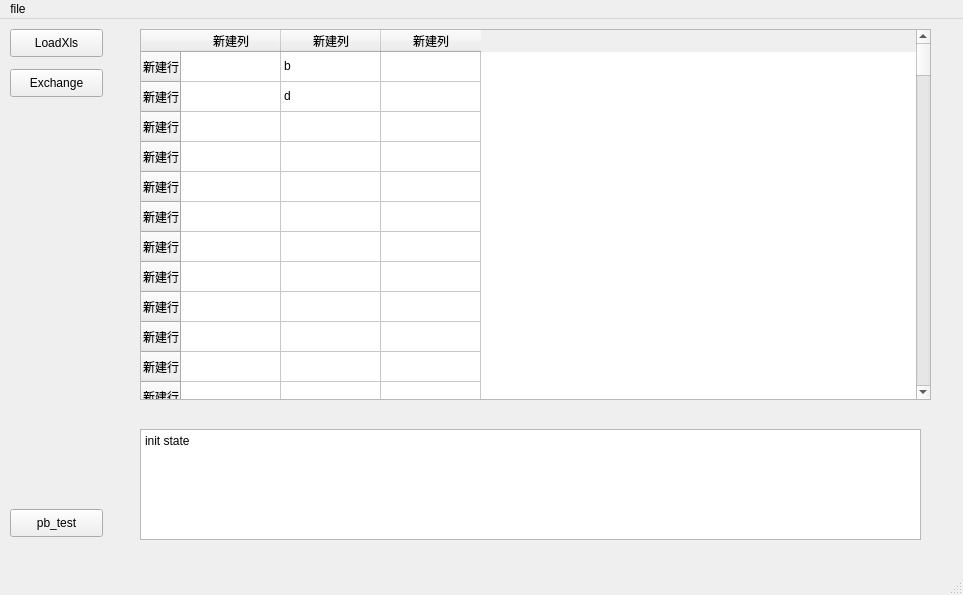
Before: the Qt Designer form ui_main.ui in dubuli/B15_Learn_TestPython, drawn with Qt 5.
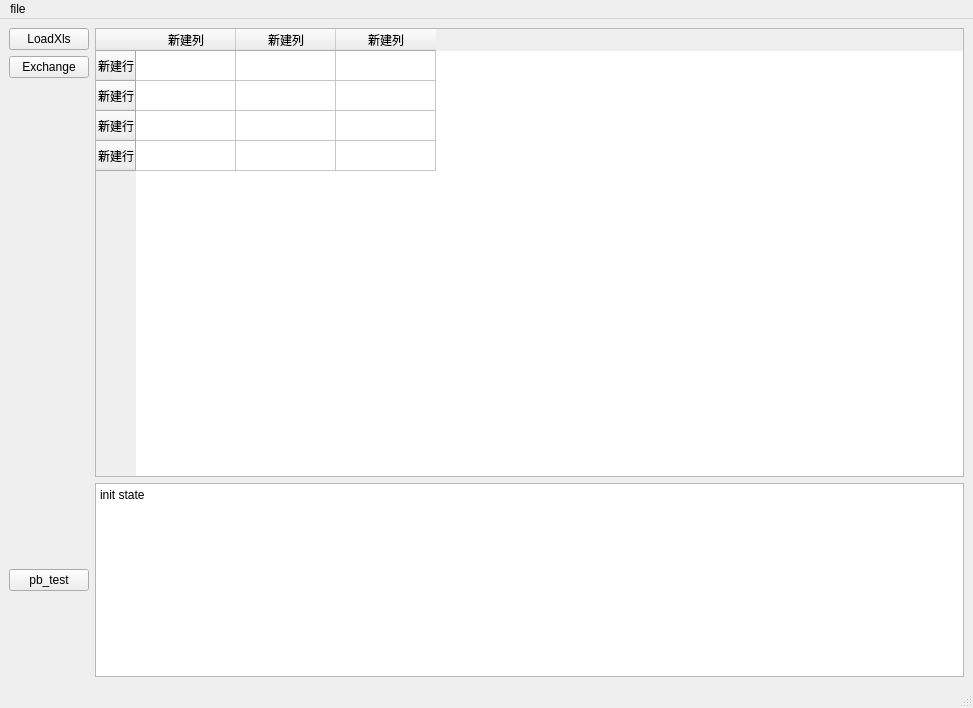
After: the same form once the commit is applied.

The edit to the form file:
```diff
--- a/ui_main.ui
+++ b/ui_main.ui
@@ -6,727 +6,116 @@
    <rect>
     <x>0</x>
     <y>0</y>
-    <width>963</width>
-    <height>595</height>
+    <width>973</width>
+    <height>708</height>
    </rect>
   </property>
   <property name="windowTitle">
    <string>MainWindow</string>
   </property>
   <widget class="QWidget" name="centralwidget">
-   <widget class="QTableWidget" name="tableWidget">
-    <property name="geometry">
-     <rect>
-      <x>140</x>
-      <y>10</y>
-      <width>791</width>
-      <height>371</height>
-     </rect>
-    </property>
-    <row>
-     <property name="text">
-      <string>新建行</string>
-     </property>
-    </row>
-    <row>
-     <property name="text">
-      <string>新建行</string>
-     </property>
-    </row>
-    <row>
-     <property name="text">
-      <string>新建行</string>
-     </property>
-    </row>
-    <row>
-     <property name="text">
-      <string>新建行</string>
-     </property>
-    </row>
-    <row>
-     <property name="text">
-      <string>新建行</string>
-     </property>
-    </row>
-    <row>
-     <property name="text">
-      <string>新建行</string>
-     </property>
-    </row>
-    <row>
-     <property name="text">
-      <string>新建行</string>
-     </property>
-    </row>
-    <row>
-     <property name="text">
-      <string>新建行</string>
-     </property>
-    </row>
-    <row>
-     <property name="text">
-      <string>新建行</string>
-     </property>
-    </row>
-    <row>
-     <property name="text">
-      <string>新建行</string>
-     </property>
-    </row>
-    <row>
-     <property name="text">
-      <string>新建行</string>
-     </property>
-    </row>
-    <row>
-     <property name="text">
-      <string>新建行</string>
-     </property>
-    </row>
-    <row>
-     <property name="text">
-      <string>新建行</string>
-     </property>
-    </row>
-    <row>
-     <property name="text">
-      <string>新建行</string>
-     </property>
-    </row>
-    <row>
-     <property name="text">
-      <string>新建行</string>
-     </property>
-    </row>
-    <row>
-     <property name="text">
-      <string>新建行</string>
-     </property>
-    </row>
-    <row>
-     <property name="text">
-      <string>新建行</string>
-     </property>
-    </row>
-    <row>
-     <property name="text">
-      <string>新建行</string>
-     </property>
-    </row>
-    <row>
-     <property name="text">
-      <string>新建行</string>
-     </property>
-    </row>
-    <row>
-     <property name="text">
-      <string>新建行</string>
-     </property>
-    </row>
-    <row>
-     <property name="text">
-      <string>新建行</string>
-     </property>
-    </row>
-    <row>
-     <property name="text">
-      <string>新建行</string>
-     </property>
-    </row>
-    <row>
-     <property name="text">
-      <string>新建行</string>
-     </property>
-    </row>
-    <row>
-     <property name="text">
-      <string>新建行</string>
-     </property>
-    </row>
-    <row>
-     <property name="text">
-      <string>新建行</string>
-     </property>
-    </row>
-    <row>
-     <property name="text">
-      <string>新建行</string>
-     </property>
-    </row>
-    <row>
-     <property name="text">
-      <string>新建行</string>
-     </property>
-    </row>
-    <row>
-     <property name="text">
-      <string>新建行</string>
-     </property>
-    </row>
-    <row>
-     <property name="text">
-      <string>新建行</string>
-     </property>
-    </row>
-    <row>
-     <property name="text">
-      <string>新建行</string>
-     </property>
-    </row>
-    <row>
-     <property name="text">
-      <string>新建行</string>
-     </property>
-    </row>
-    <row>
-     <property name="text">
-      <string>新建行</string>
-     </property>
-    </row>
-    <row>
-     <property name="text">
-      <string>新建行</string>
-     </property>
-    </row>
-    <row>
-     <property name="text">
-      <string>新建行</string>
-     </property>
-    </row>
-    <row>
-     <property name="text">
-      <string>新建行</string>
-     </property>
-    </row>
-    <row>
-     <property name="text">
-      <string>新建行</string>
-     </property>
-    </row>
-    <row>
-     <property name="text">
-      <string>新建行</string>
-     </property>
-    </row>
-    <row>
-     <property name="text">
-      <string>新建行</string>
-     </property>
-    </row>
-    <row>
-     <property name="text">
-      <string>新建行</string>
-     </property>
-    </row>
-    <row>
-     <property name="text">
-      <string>新建行</string>
-     </property>
-    </row>
-    <row>
-     <property name="text">
-      <string>新建行</string>
-     </property>
-    </row>
-    <row>
-     <property name="text">
-      <string>新建行</string>
-     </property>
-    </row>
-    <row>
-     <property name="text">
-      <string>新建行</string>
-     </property>
-    </row>
-    <row>
-     <property name="text">
-      <string>新建行</string>
-     </property>
-    </row>
-    <row>
-     <property name="text">
-      <string>新建行</string>
-     </property>
-    </row>
-    <row>
-     <property name="text">
-      <string>新建行</string>
-     </property>
-    </row>
-    <row>
-     <property name="text">
-      <string>新建行</string>
-     </property>
-    </row>
-    <row>
-     <property name="text">
-      <string>新建行</string>
-     </property>
-    </row>
-    <row>
-     <property name="text">
-      <string>新建行</string>
-     </property>
-    </row>
-    <row>
-     <property name="text">
-      <string>新建行</string>
-     </property>
-    </row>
-    <row>
-     <property name="text">
-      <string>新建行</string>
-     </property>
-    </row>
-    <row>
-     <property name="text">
-      <string>新建行</string>
-     </property>
-    </row>
-    <row>
-     <property name="text">
-      <string>新建行</string>
-     </property>
-    </row>
-    <row>
-     <property name="text">
-      <string>新建行</string>
-     </property>
-    </row>
-    <row>
-     <property name="text">
-      <string>新建行</string>
-     </property>
-    </row>
-    <row>
-     <property name="text">
-      <string>新建行</string>
-     </property>
-    </row>
-    <row>
-     <property name="text">
-      <string>新建行</string>
-     </property>
-    </row>
-    <row>
-     <property name="text">
-      <string>新建行</string>
-     </property>
-    </row>
-    <row>
-     <property name="text">
-      <string>新建行</string>
-     </property>
-    </row>
-    <row>
-     <property name="text">
-      <string>新建行</string>
-     </property>
-    </row>
-    <row>
-     <property name="text">
-      <string>新建行</string>
-     </property>
-    </row>
-    <row>
-     <property name="text">
-      <string>新建行</string>
-     </property>
-    </row>
-    <row>
-     <property name="text">
-      <string>新建行</string>
-     </property>
-    </row>
-    <row>
-     <property name="text">
-      <string>新建行</string>
-     </property>
-    </row>
-    <row>
-     <property name="text">
-      <string>新建行</string>
-     </property>
-    </row>
-    <row>
-     <property name="text">
-      <string>新建行</string>
-     </property>
-    </row>
-    <row>
-     <property name="text">
-      <string>新建行</string>
-     </property>
-    </row>
-    <row>
-     <property name="text">
-      <string>新建行</string>
-     </property>
-    </row>
-    <row>
-     <property name="text">
-      <string>新建行</string>
-     </property>
-    </row>
-    <row>
-     <property name="text">
-      <string>新建行</string>
-     </property>
-    </row>
-    <row>
-     <property name="text">
-      <string>新建行</string>
-     </property>
-    </row>
-    <row>
-     <property name="text">
-      <string>新建行</string>
-     </property>
-    </row>
-    <row>
-     <property name="text">
-      <string>新建行</string>
-     </property>
-    </row>
-    <row>
-     <property name="text">
-      <string>新建行</string>
-     </property>
-    </row>
-    <row>
-     <property name="text">
-      <string>新建行</string>
-     </property>
-    </row>
-    <row>
-     <property name="text">
-      <string>新建行</string>
-     </property>
-    </row>
-    <row>
-     <property name="text">
-      <string>新建行</string>
-     </property>
-    </row>
-    <row>
-     <property name="text">
-      <string>新建行</string>
-     </property>
-    </row>
-    <row>
-     <property name="text">
-      <string>新建行</string>
-     </property>
-    </row>
-    <row>
-     <property name="text">
-      <string>新建行</string>
-     </property>
-    </row>
-    <row>
-     <property name="text">
-      <string>新建行</string>
-     </property>
-    </row>
-    <row>
-     <property name="text">
-      <string>新建行</string>
-     </property>
-    </row>
-    <row>
-     <property name="text">
-      <string>新建行</string>
-     </property>
-    </row>
-    <row>
-     <property name="text">
-      <string>新建行</string>
-     </property>
-    </row>
-    <row>
-     <property name="text">
-      <string>新建行</string>
-     </property>
-    </row>
-    <row>
-     <property name="text">
-      <string>新建行</string>
-     </property>
-    </row>
-    <row>
-     <property name="text">
-      <string>新建行</string>
-     </property>
-    </row>
-    <row>
-     <property name="text">
-      <string>新建行</string>
-     </property>
-    </row>
-    <row>
-     <property name="text">
-      <string>新建行</string>
-     </property>
-    </row>
-    <row>
-     <property name="text">
-      <string>新建行</string>
-     </property>
-    </row>
-    <row>
-     <property name="text">
-      <string>新建行</string>
-     </property>
-    </row>
-    <row>
-     <property name="text">
-      <string>新建行</string>
-     </property>
-    </row>
-    <row>
-     <property name="text">
-      <string>新建行</string>
-     </property>
-    </row>
-    <row>
-     <property name="text">
-      <string>新建行</string>
-     </property>
-    </row>
-    <row>
-     <property name="text">
-      <string>新建行</string>
-     </property>
-    </row>
-    <row>
-     <property name="text">
-      <string>新建行</string>
-     </property>
-    </row>
-    <row>
-     <property name="text">
-      <string>新建行</string>
-     </property>
-    </row>
-    <row>
-     <property name="text">
-      <string>新建行</string>
-     </property>
-    </row>
-    <row>
-     <property name="text">
-      <string>新建行</string>
-     </property>
-    </row>
-    <row>
-     <property name="text">
-      <string>新建行</string>
-     </property>
-    </row>
-    <row>
-     <property name="text">
-      <string>新建行</string>
-     </property>
-    </row>
-    <row>
-     <property name="text">
-      <string>新建行</string>
-     </property>
-    </row>
-    <row>
-     <property name="text">
-      <string>新建行</string>
-     </property>
-    </row>
-    <row>
-     <property name="text">
-      <string>新建行</string>
-     </property>
-    </row>
-    <row>
-     <property name="text">
-      <string>新建行</string>
-     </property>
-    </row>
-    <row>
-     <property name="text">
-      <string>新建行</string>
-     </property>
-    </row>
-    <row>
-     <property name="text">
-      <string>新建行</string>
-     </property>
-    </row>
-    <row>
-     <property name="text">
-      <string>新建行</string>
-     </property>
-    </row>
-    <row>
-     <property name="text">
-      <string>新建行</string>
-     </property>
-    </row>
-    <row>
-     <property name="text">
-      <string>新建行</string>
-     </property>
-    </row>
-    <row>
-     <property name="text">
-      <string>新建行</string>
-     </property>
-    </row>
-    <row>
-     <property name="text">
-      <string>新建行</string>
-     </property>
-    </row>
-    <row>
-     <property name="text">
-      <string>新建行</string>
-     </property>
-    </row>
-    <row>
-     <property name="text">
-      <string>新建行</string>
-     </property>
-    </row>
-    <row>
-     <property name="text">
-      <string>新建行</string>
-     </property>
-    </row>
-    <row>
-     <property name="text">
-      <string>新建行</string>
-     </property>
-    </row>
-    <row>
-     <property name="text">
-      <string>新建行</string>
-     </property>
-    </row>
-    <row>
-     <property name="text">
-      <string>新建行</string>
-     </property>
-    </row>
-    <row>
-     <property name="text">
-      <string>新建行</string>
-     </property>
-    </row>
-    <row>
-     <property name="text">
-      <string>新建行</string>
-     </property>
-    </row>
-    <row>
-     <property name="text">
-      <string>新建行</string>
-     </property>
-    </row>
-    <column>
-     <property name="text">
-      <string>新建列</string>
-     </property>
-    </column>
-    <column>
-     <property name="text">
-      <string>新建列</string>
-     </property>
-    </column>
-    <column>
-     <property name="text">
-      <string>新建列</string>
-     </property>
-    </column>
-    <item row="0" column="1">
-     <property name="text">
-      <string>b</string>
-     </property>
+   <layout class="QGridLayout" name="gridLayout">
+    <item row="0" column="0">
+     <widget class="QPushButton" name="pb_LoadXls">
+      <property name="text">
+       <string>LoadXls</string>
+      </property>
+     </widget>
     </item>
-    <item row="1" column="1">
-     <property name="text">
-      <string>d</string>
-     </property>
+    <item row="5" column="0">
+     <widget class="QPushButton" name="pb_test">
+      <property name="text">
+       <string>pb_test</string>
+      </property>
+     </widget>
     </item>
-    <item row="119" column="2">
-     <property name="text">
-      <string>c</string>
-     </property>
+    <item row="1" column="0">
+     <widget class="QPushButton" name="pb_Exchange">
+      <property name="text">
+       <string>Exchange</string>
+      </property>
+     </widget>
     </item>
-    <item row="120" column="0">
-     <property name="text">
-      <string>a</string>
-     </property>
-    </item>
-   </widget>
-   <widget class="QTextEdit" name="textEdit">
-    <property name="geometry">
-     <rect>
-      <x>140</x>
-      <y>410</y>
-      <width>781</width>
-      <height>111</height>
-     </rect>
-    </property>
-    <property name="html">
-     <string>&lt;!DOCTYPE HTML PUBLIC &quot;-//W3C//DTD HTML 4.0//EN&quot; &quot;http://www.w3.org/TR/REC-html40/strict.dtd&quot;&gt;
+    <item row="5" column="1">
+     <widget class="QTextEdit" name="textEdit">
+      <property name="sizePolicy">
+       <sizepolicy hsizetype="Expanding" vsizetype="Expanding">
+        <horstretch>0</horstretch>
+        <verstretch>1</verstretch>
+       </sizepolicy>
+      </property>
+      <property name="html">
+       <string>&lt;!DOCTYPE HTML PUBLIC &quot;-//W3C//DTD HTML 4.0//EN&quot; &quot;http://www.w3.org/TR/REC-html40/strict.dtd&quot;&gt;
 &lt;html&gt;&lt;head&gt;&lt;meta name=&quot;qrichtext&quot; content=&quot;1&quot; /&gt;&lt;style type=&quot;text/css&quot;&gt;
 p, li { white-space: pre-wrap; }
 &lt;/style&gt;&lt;/head&gt;&lt;body style=&quot; font-family:'SimSun'; font-size:9pt; font-weight:400; font-style:normal;&quot;&gt;
 &lt;p style=&quot; margin-top:0px; margin-bottom:0px; margin-left:0px; margin-right:0px; -qt-block-indent:0; text-indent:0px;&quot;&gt;init state&lt;/p&gt;&lt;/body&gt;&lt;/html&gt;</string>
-    </property>
-   </widget>
-   <widget class="QPushButton" name="pb_test">
-    <property name="geometry">
-     <rect>
-      <x>10</x>
-      <y>490</y>
-      <width>93</width>
-      <height>28</height>
-     </rect>
-    </property>
-    <property name="text">
-     <string>pb_test</string>
-    </property>
-   </widget>
-   <widget class="QPushButton" name="pb_LoadXls">
-    <property name="geometry">
-     <rect>
-      <x>10</x>
-      <y>10</y>
-      <width>93</width>
-      <height>28</height>
-     </rect>
-    </property>
-    <property name="text">
-     <string>LoadXls</string>
-    </property>
-   </widget>
-   <widget class="QPushButton" name="pb_Exchange">
-    <property name="geometry">
-     <rect>
-      <x>10</x>
-      <y>50</y>
-      <width>93</width>
-      <height>28</height>
-     </rect>
-    </property>
-    <property name="text">
-     <string>Exchange</string>
-    </property>
-   </widget>
+      </property>
+     </widget>
+    </item>
+    <item row="0" column="1" rowspan="4">
+     <widget class="QTableWidget" name="tableWidget">
+      <property name="sizePolicy">
+       <sizepolicy hsizetype="Expanding" vsizetype="Expanding">
+        <horstretch>0</horstretch>
+        <verstretch>1</verstretch>
+       </sizepolicy>
+      </property>
+      <row>
+       <property name="text">
+        <string>新建行</string>
+       </property>
+      </row>
+      <row>
+       <property name="text">
+        <string>新建行</string>
+       </property>
+      </row>
+      <row>
+       <property name="text">
+        <string>新建行</string>
+       </property>
+      </row>
+      <row>
+       <property name="text">
+        <string>新建行</string>
+       </property>
+      </row>
+      <column>
+       <property name="text">
+        <string>新建列</string>
+       </property>
+      </column>
+      <column>
+       <property name="text">
+        <string>新建列</string>
+       </property>
+      </column>
+      <column>
+       <property name="text">
+        <string>新建列</string>
+       </property>
+      </column>
+      <item row="0" column="1">
+       <property name="text">
+        <string/>
+       </property>
+      </item>
+      <item row="1" column="1">
+       <property name="text">
+        <string/>
+       </property>
+      </item>
+     </widget>
+    </item>
+   </layout>
   </widget>
   <widget class="QMenuBar" name="menubar">
    <property name="geometry">
     <rect>
      <x>0</x>
      <y>0</y>
-     <width>963</width>
+     <width>973</width>
      <height>26</height>
     </rect>
    </property>
```
